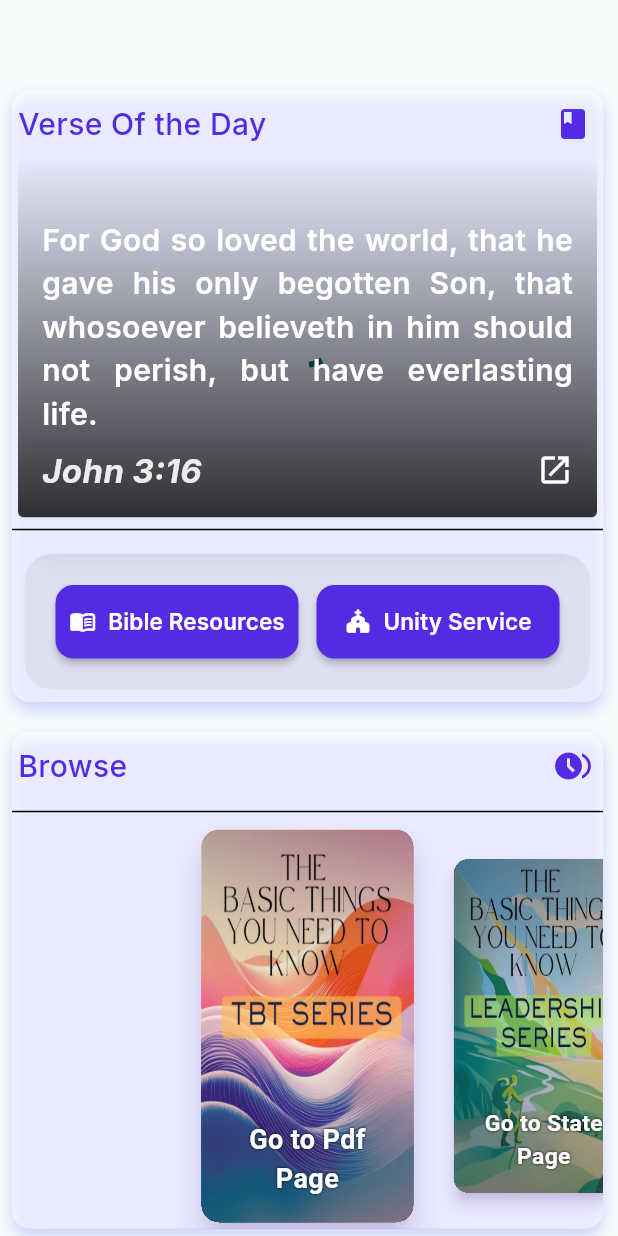
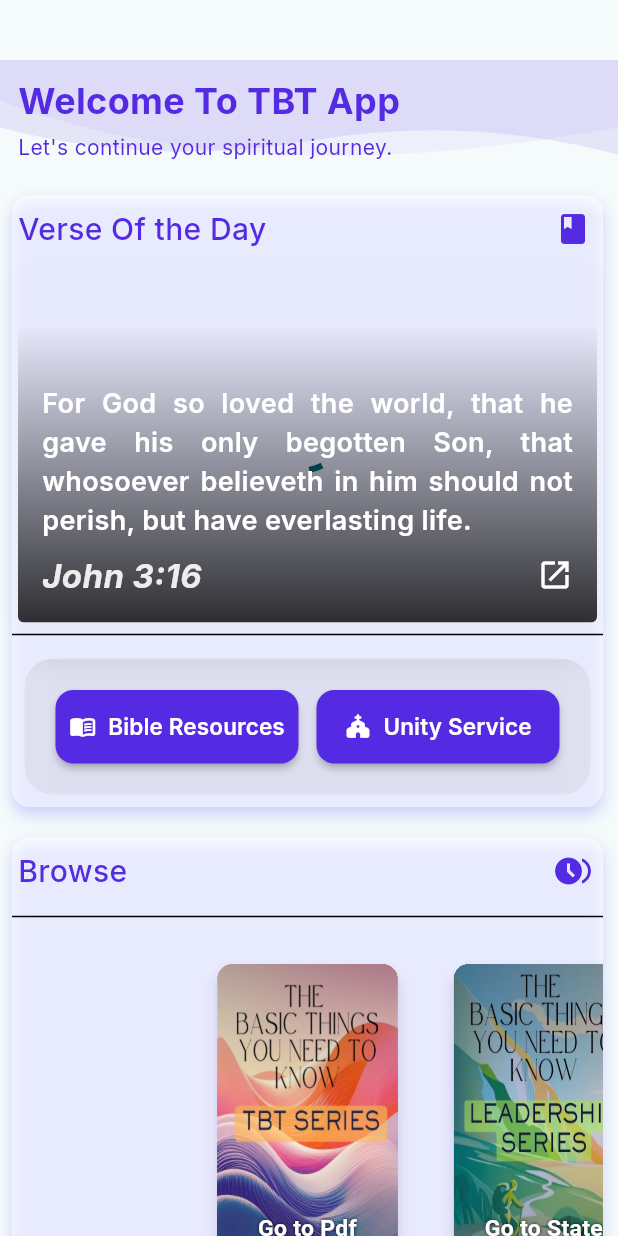
Before and after one commit to supratimdey/flutter_relearn_provider, a Flutter app: the screen it shows after launch, on a phone screen of 412 x 824 dp. Run offline on Flutter 3.47's test engine with Material 3 defaults, Android fonts, the light colour scheme and no system bars; our stand-ins replace cached_network_image, flutter_riverpod, get, google_fonts, hive_ce, hive_ce_flutter and 2 more; missing offline and left inert: internet_file, pdfx; accounts and stored records are empty; network calls fail.

Commit message:
working on header

```diff
--- a/lib/pages/new.dart
+++ b/lib/pages/new.dart
@@ -3,6 +3,7 @@ import 'package:flutter/material.dart';
 import 'package:flutter_relearn_provider/widgets/navigation_holder.dart';
 import 'package:flutter_relearn_provider/widgets/wotd_holder.dart';
 import '../widgets/navigation_carousel.dart';
+import '../widgets/welcome_header.dart';
 
 
 // 1. Convert to a StatefulWidget
@@ -17,7 +18,10 @@ class HomeScreen extends StatelessWidget {
           padding: const EdgeInsets.symmetric(vertical: 20.0),
           child: Column(
             children: [
-              const SizedBox(height: 40),
+
+              const SizedBox(height: 20),
+              const WelcomeHeader(),
+             // const SizedBox(height: 10),
               const WotdHolderPanel(),
               const SizedBox(height: 20),
               NavigationHolderPanel(),
--- a/lib/widgets/navigation_carousel.dart
+++ b/lib/widgets/navigation_carousel.dart
@@ -1,4 +1,5 @@
 import 'dart:math';
+
 import 'package:flutter/material.dart';
 import 'package:flutter_relearn_provider/pages/greeting_screen.dart';
 import 'package:flutter_relearn_provider/pages/my_stateful_page.dart';
@@ -14,7 +15,7 @@ class NavigationCarousel extends StatefulWidget {
 
 class _NavigationCarouselState extends State<NavigationCarousel> {
   late PageController _pageController;
-  double _currentPage = 0.0;
+  double _currentPage = 2.0;
 
   // 1. Add an "image" key to your data map
   final List<Map<String, dynamic>> _carouselItems = [
@@ -102,19 +103,18 @@ class _NavigationCarouselState extends State<NavigationCarousel> {
         child: Card(
           elevation: elevation,
           color: color,
-          clipBehavior: Clip.hardEdge, // Important to keep the image inside the card's rounded corners
-          shadowColor: Theme
-              .of(context)
-              .brightness == Brightness.dark
-              ? Theme
-              .of(context)
-              .colorScheme
-              .onPrimaryContainer// darker shadow in dark mode
+          clipBehavior: Clip
+              .hardEdge, // Important to keep the image inside the card's rounded corners
+          shadowColor: Theme.of(context).brightness == Brightness.dark
+              ? Theme.of(context)
+                    .colorScheme
+                    .onPrimaryContainer // darker shadow in dark mode
               : const Color.fromRGBO(140, 72, 210, 1.0).withOpacity(0.4),
           shape: RoundedRectangleBorder(
-              borderRadius: BorderRadius.circular(12)
+            borderRadius: BorderRadius.circular(12),
           ),
-          child: Stack( // Use a Stack to layer the image and text
+          child: Stack(
+            // Use a Stack to layer the image and text
             fit: StackFit.expand,
             children: [
               // 3. Image background with a color overlay for readability
@@ -127,7 +127,11 @@ class _NavigationCarouselState extends State<NavigationCarousel> {
               Container(
                 decoration: BoxDecoration(
                   gradient: LinearGradient(
-                    colors: [Colors.black.withOpacity(0.3), Colors.transparent, Colors.black.withOpacity(0.3)],
+                    colors: [
+                      Colors.black.withOpacity(0.3),
+                      Colors.transparent,
+                      Colors.black.withOpacity(0.3),
+                    ],
                     begin: Alignment.topCenter,
                     end: Alignment.bottomCenter,
                   ),
@@ -142,10 +146,13 @@ class _NavigationCarouselState extends State<NavigationCarousel> {
                   title,
                   textAlign: TextAlign.center,
                   style: const TextStyle(
-                      fontSize: 18,
-                      fontWeight: FontWeight.bold,
-                      color: Colors.white, // Changed text color to white for better contrast
-                      shadows: [Shadow(blurRadius: 2, color: Colors.black87)] // Add shadow for readability
+                    fontSize: 18,
+                    fontWeight: FontWeight.bold,
+                    color: Colors
+                        .white, // Changed text color to white for better contrast
+                    shadows: [
+                      Shadow(blurRadius: 2, color: Colors.black87),
+                    ], // Add shadow for readability
                   ),
                 ),
               ),
--- /dev/null
+++ b/lib/widgets/welcome_header.dart
@@ -0,0 +1,114 @@
+import 'package:flutter/material.dart';
+import 'package:google_fonts/google_fonts.dart';
+
+class WelcomeHeader extends StatelessWidget {
+  const WelcomeHeader({super.key});
+
+  @override
+  Widget build(BuildContext context) {
+    return SizedBox(
+      width: double.infinity,
+      child: Stack(
+        children: [
+          Positioned.fill(
+            child: CustomPaint(painter: HeaderWavePainter(context)),
+          ),
+          Padding(
+            padding: const EdgeInsets.symmetric(
+              horizontal: 12.0,
+              vertical: 10.0,
+            ),
+            child: Column(
+              crossAxisAlignment: CrossAxisAlignment.start,
+              children: [
+                Text(
+                  "Welcome To TBT App",
+                  style: GoogleFonts.inter(
+                    fontSize: 24,
+                    fontWeight: FontWeight.bold,
+                    color: Theme.of(context).brightness == Brightness.dark
+                        ? Colors.deepPurple[200]
+                        : const Color(0xFF542AE2),
+                  ),
+                ),
+                const SizedBox(height: 4),
+                Text(
+                  "Let's continue your spiritual journey.",
+                  style: GoogleFonts.inter(
+                    fontSize: 14,
+                    fontWeight: FontWeight.w400,
+                    color: Theme.of(context).brightness == Brightness.dark
+                        ? Colors.deepPurple[200]
+                        : const Color(0xFF542AE2),
+                  ),
+                ),
+                const SizedBox(
+                  height: 12,
+                ), // Adding some bottom spacing for the wave to cover
+              ],
+            ),
+          ),
+        ],
+      ),
+    );
+  }
+}
+
+class HeaderWavePainter extends CustomPainter {
+  final BuildContext context;
+  HeaderWavePainter(this.context);
+
+  @override
+  void paint(Canvas canvas, Size size) {
+    final paint = Paint()
+      ..color = Theme.of(context).brightness == Brightness.dark
+          ? Colors.deepPurple[200]!.withOpacity(0.1)
+          : const Color(0xFF542AE2).withOpacity(0.1)
+      ..style = PaintingStyle.fill;
+
+    // Wave across the whole width
+    final path = Path();
+    path.moveTo(0, size.height * 0.5);
+    path.quadraticBezierTo(
+      size.width * 0.25,
+      size.height * 0.8,
+      size.width * 0.5,
+      size.height * 0.6,
+    );
+    path.quadraticBezierTo(
+      size.width * 0.75,
+      size.height * 0.4,
+      size.width,
+      size.height * 0.7,
+    );
+    path.lineTo(size.width, 0);
+    path.lineTo(0, 0);
+    path.close();
+
+    final paint2 = Paint()
+      ..color = Theme.of(context).brightness == Brightness.dark
+          ? Colors.deepPurple[200]!.withOpacity(0.05)
+          : const Color(0xFF542AE2).withOpacity(0.05)
+      ..style = PaintingStyle.fill;
+
+    final path2 = Path();
+    path2.moveTo(0, size.height * 0.3);
+    path2.quadraticBezierTo(
+      size.width * 0.4,
+      size.height * 1.0, // Dip down
+      size.width,
+      size.height * 0.5,
+    );
+    path2.lineTo(size.width, 0);
+    path2.lineTo(0, 0);
+    path2.close();
+
+    canvas.drawPath(path2, paint2);
+    canvas.drawPath(path, paint);
+  }
+
+  @override
+  bool shouldRepaint(covariant CustomPainter oldDelegate) {
+    return false;
+  }
+}
--- a/lib/widgets/wotd_card.dart
+++ b/lib/widgets/wotd_card.dart
@@ -145,13 +145,13 @@ class _WotdCardState extends State<WotdCard> {
                                   );
                                 },
                                 child: Text(
-                                  verse!.text.length > 200
+                                  verse!.text.length > 170
                                       ? '${verse!.text.substring(0, 200)}...'
                                       : verse!.text.substring(0),
                                   textAlign: TextAlign.justify,
                                   style: GoogleFonts.inter(
                                     color: Colors.white,
-                                    fontSize: 20,
+                                    fontSize: 18,
                                     fontWeight: FontWeight.w600,
                                   ),
                                 ),
```
